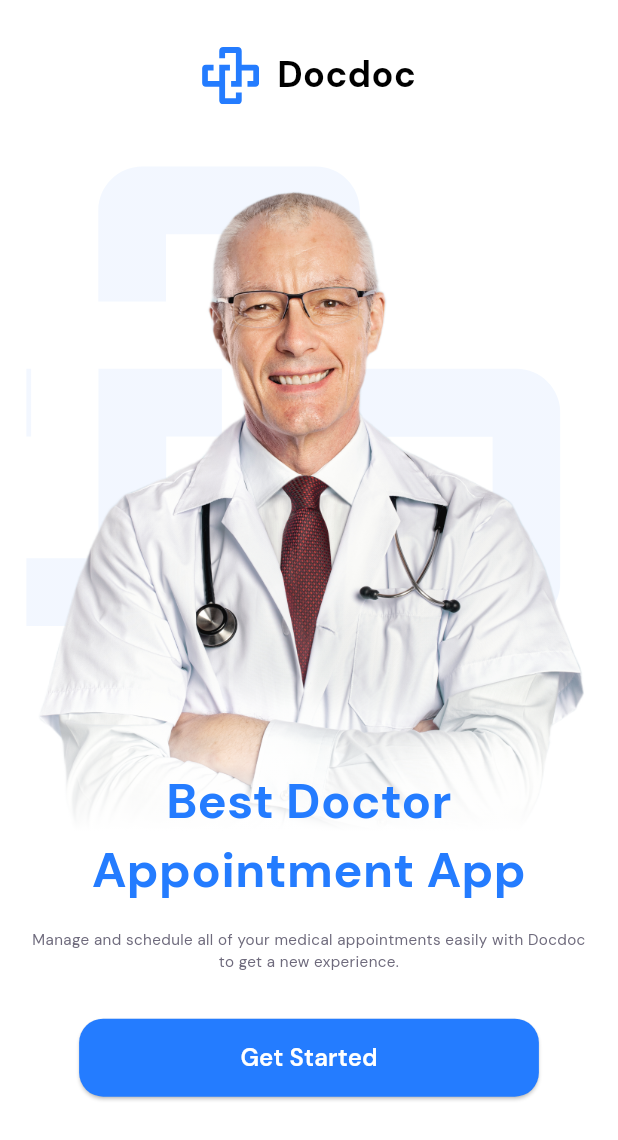
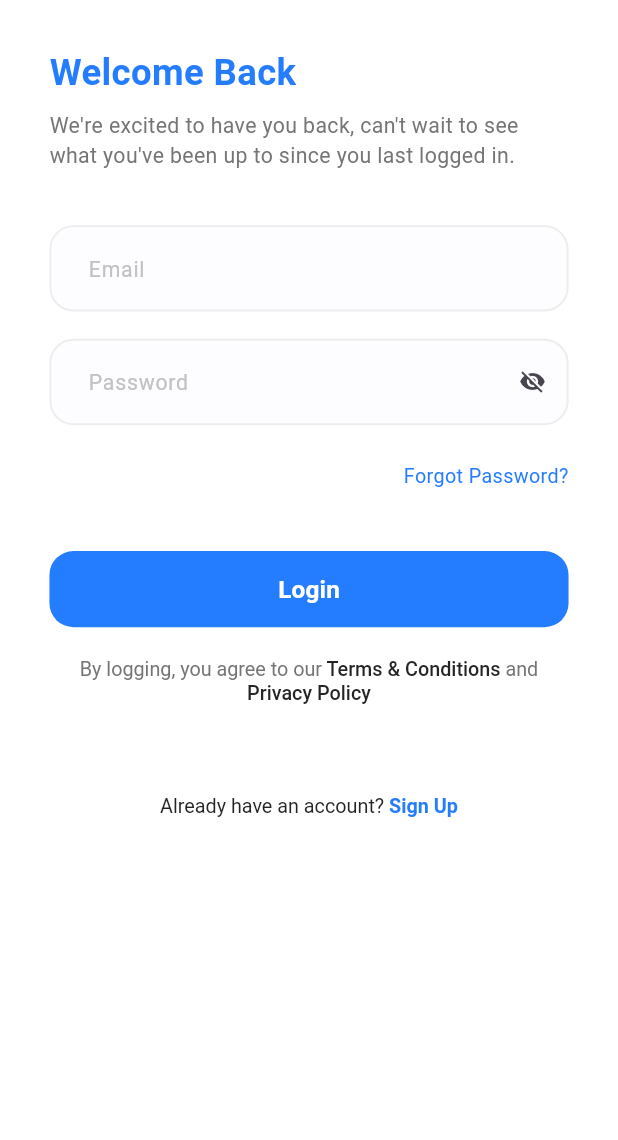
Before and after one commit to mohamedmagdi6/doctor-app, a Flutter app: the screen it shows after launch, after a tap on "Get Started", on a phone screen of 412 x 824 dp. Shown: the top 1140 px of the screen. Run offline on Flutter 3.47's test engine with Material 3 defaults, Android fonts, the phone set to English and light mode, and no system bars; our stand-ins replace dio, flutter_screenutil, flutter_svg, get_it, google_fonts.

Commit message:
feat: Add login screen and related UI components
- Implemented LoginScreen with form validation and user input fields.
- Created AppTextButton for consistent button styling.
- Added AlreadyHaveAccountText and TermsAndConditionsText widgets for user guidance.
- Introduced spacing helper functions for better layout management.
- Defined FontWeightHelper for standardized font weights across the app.
- Added necessary configuration files for C++ build in Android.

```diff
--- /dev/null
+++ b/lib/core/helpers/spacing.dart
@@ -0,0 +1,10 @@
+import 'package:flutter/material.dart';
+import 'package:flutter_screenutil/flutter_screenutil.dart';
+
+SizedBox verticalSpace(double height) => SizedBox(
+      height: height.h,
+    );
+
+SizedBox horizontalSpace(double width) => SizedBox(
+      height: width.w,
+    );
--- a/lib/core/resources/color_manager.dart
+++ b/lib/core/resources/color_manager.dart
@@ -1,6 +1,6 @@
 import 'package:flutter/material.dart';
 
-abstract class AppColors {
+abstract class ColorsManager {
   static Color primaryColor = const Color(0xFF247CFF);
   static Color orangeColor = const Color(0xFFFF7D53);
   static Color blueColor = const Color(0xFF0087FF);
@@ -9,4 +9,10 @@
   static Color transparentColor = Colors.transparent;
   static Color textGreyColor = const Color(0xFF6E6A7C);
   static Color textHintGreyColor = const Color(0xFFBABABA);
+  static const Color mainBlue = Color(0xFF247CFF);
+  static const Color darkBlue = Color(0xFF242424);
+  static const Color gray = Color(0xFF757575);
+  static const Color lightGray = Color(0xFFC2C2C2);
+  static const Color lighterGray = Color(0xFFEDEDED);
+  static const Color moreLightGray = Color(0xFFFDFDFF);
 }
--- /dev/null
+++ b/lib/core/resources/font_weight.dart
@@ -0,0 +1,12 @@
+import 'dart:ui';
+
+class FontWeightHelper {
+  static const FontWeight thin = FontWeight.w100;
+  static const FontWeight extraLight = FontWeight.w200;
+  static const FontWeight light = FontWeight.w300;
+  static const FontWeight regular = FontWeight.w400;
+  static const FontWeight medium = FontWeight.w500;
+  static const FontWeight semiBold = FontWeight.w600;
+  static const FontWeight bold = FontWeight.w700;
+  static const FontWeight extraBold = FontWeight.w800;
+}
--- a/lib/core/resources/text_style_manager.dart
+++ b/lib/core/resources/text_style_manager.dart
@@ -1,15 +1,16 @@
 import 'package:doctor_app/core/resources/color_manager.dart';
+import 'package:doctor_app/core/resources/font_weight.dart';
 import 'package:flutter/material.dart';
 import 'package:flutter_screenutil/flutter_screenutil.dart';
 import 'package:google_fonts/google_fonts.dart';
 
-class TextStyleManager {
+class TextStyles {
   //blackColor
   static textstyleS24W700Black() {
     return GoogleFonts.dmSans(
       fontSize: 24,
       fontWeight: FontWeight.w700,
-      color: AppColors.blackColor,
+      color: ColorsManager.blackColor,
     );
   }
 
@@ -17,7 +18,7 @@
     return GoogleFonts.dmSans(
       fontSize: 16,
       fontWeight: FontWeight.w700,
-      color: AppColors.blackColor,
+      color: ColorsManager.blackColor,
     );
   }
 
@@ -25,7 +26,7 @@
     return GoogleFonts.dmSans(
       fontSize: 16,
       fontWeight: FontWeight.w500,
-      color: AppColors.blackColor,
+      color: ColorsManager.blackColor,
     );
   }
 
@@ -33,7 +34,7 @@
     return GoogleFonts.dmSans(
       fontSize: 14,
       fontWeight: FontWeight.w400,
-      color: AppColors.blackColor,
+      color: ColorsManager.blackColor,
     );
   }
 
@@ -42,7 +43,7 @@
     return GoogleFonts.dmSans(
       fontSize: 18,
       fontWeight: FontWeight.w700,
-      color: AppColors.textGreyColor,
+      color: ColorsManager.textGreyColor,
     );
   }
 
@@ -50,7 +51,7 @@
     return GoogleFonts.dmSans(
       fontSize: 14,
       fontWeight: FontWeight.w400,
-      color: AppColors.textGreyColor,
+      color: ColorsManager.textGreyColor,
     );
   }
 
@@ -58,7 +59,7 @@
     return GoogleFonts.dmSans(
       fontSize: 16,
       fontWeight: FontWeight.w700,
-      color: AppColors.textGreyColor,
+      color: ColorsManager.textGreyColor,
     );
   }
 
@@ -66,7 +67,7 @@
     return GoogleFonts.dmSans(
       fontSize: 16,
       fontWeight: FontWeight.w700,
-      color: AppColors.textGreyColor,
+      color: ColorsManager.textGreyColor,
     );
   }
 
@@ -74,7 +75,7 @@
     return GoogleFonts.dmSans(
       fontSize: 10.sp,
       fontWeight: FontWeight.w400,
-      color: AppColors.textGreyColor,
+      color: ColorsManager.textGreyColor,
     );
   }
 
@@ -82,7 +83,7 @@
     return GoogleFonts.dmSans(
       fontSize: 14,
       fontWeight: FontWeight.w400,
-      color: AppColors.textHintGreyColor,
+      color: ColorsManager.textHintGreyColor,
     );
   }
 
@@ -90,7 +91,7 @@
     return GoogleFonts.dmSans(
       fontSize: 12,
       fontWeight: FontWeight.w500,
-      color: AppColors.textGreyColor,
+      color: ColorsManager.textGreyColor,
     );
   }
 
@@ -99,7 +100,7 @@
     return GoogleFonts.dmSans(
       fontSize: 19,
       fontWeight: FontWeight.w700,
-      color: AppColors.whiteColor,
+      color: ColorsManager.whiteColor,
     );
   }
 
@@ -107,7 +108,7 @@
     return GoogleFonts.dmSans(
       fontSize: 16,
       fontWeight: FontWeight.w600,
-      color: AppColors.whiteColor,
+      color: ColorsManager.whiteColor,
     );
   }
 
@@ -116,7 +117,7 @@
     return GoogleFonts.dmSans(
       fontSize: 32.sp,
       fontWeight: FontWeight.w700,
-      color: AppColors.primaryColor,
+      color: ColorsManager.primaryColor,
     );
   }
 
@@ -124,7 +125,7 @@
     return GoogleFonts.dmSans(
       fontSize: 19,
       fontWeight: FontWeight.w500,
-      color: AppColors.primaryColor,
+      color: ColorsManager.primaryColor,
     );
   }
 
@@ -132,7 +133,7 @@
     return GoogleFonts.dmSans(
       fontSize: 16,
       fontWeight: FontWeight.w700,
-      color: AppColors.primaryColor,
+      color: ColorsManager.primaryColor,
     );
   }
 
@@ -140,7 +141,7 @@
     return GoogleFonts.dmSans(
       fontSize: 14,
       fontWeight: FontWeight.w400,
-      color: AppColors.primaryColor,
+      color: ColorsManager.primaryColor,
     );
   }
 
@@ -148,7 +149,7 @@
     return GoogleFonts.dmSans(
       fontSize: 12,
       fontWeight: FontWeight.w400,
-      color: AppColors.primaryColor,
+      color: ColorsManager.primaryColor,
     );
   }
 
@@ -157,7 +158,7 @@
     return GoogleFonts.dmSans(
       fontSize: 12,
       fontWeight: FontWeight.w400,
-      color: AppColors.whiteColor,
+      color: ColorsManager.whiteColor,
     );
   }
 
@@ -166,7 +167,7 @@
     return GoogleFonts.dmSans(
       fontSize: 16,
       fontWeight: FontWeight.w500,
-      color: AppColors.orangeColor,
+      color: ColorsManager.orangeColor,
     );
   }
 
@@ -174,7 +175,85 @@
     return GoogleFonts.dmSans(
       fontSize: 12,
       fontWeight: FontWeight.w400,
-      color: AppColors.orangeColor,
+      color: ColorsManager.orangeColor,
     );
   }
+
+  // omar ahmed
+  static TextStyle font24BlackBold = TextStyle(
+    fontSize: 24.sp,
+    fontWeight: FontWeightHelper.bold,
+    color: Colors.black,
+  );
+
+  static TextStyle font32BlueBold = TextStyle(
+    fontSize: 32.sp,
+    fontWeight: FontWeightHelper.bold,
+    color: ColorsManager.mainBlue,
+  );
+
+  static TextStyle font13BlueSemiBold = TextStyle(
+    fontSize: 13.sp,
+    fontWeight: FontWeightHelper.semiBold,
+    color: ColorsManager.mainBlue,
+  );
+
+  static TextStyle font13DarkBlueMedium = TextStyle(
+    fontSize: 13.sp,
+    fontWeight: FontWeightHelper.medium,
+    color: ColorsManager.darkBlue,
+  );
+
+  static TextStyle font13DarkBlueRegular = TextStyle(
+    fontSize: 13.sp,
+    fontWeight: FontWeightHelper.regular,
+    color: ColorsManager.darkBlue,
+  );
+
+  static TextStyle font24BlueBold = TextStyle(
+    fontSize: 24.sp,
+    fontWeight: FontWeightHelper.bold,
+    color: ColorsManager.mainBlue,
+  );
+
+  static TextStyle font16WhiteSemiBold = TextStyle(
+    fontSize: 16.sp,
+    fontWeight: FontWeightHelper.semiBold,
+    color: Colors.white,
+  );
+
+  static TextStyle font13GrayRegular = TextStyle(
+    fontSize: 13.sp,
+    fontWeight: FontWeightHelper.regular,
+    color: ColorsManager.gray,
+  );
+
+  static TextStyle font13BlueRegular = TextStyle(
+    fontSize: 13.sp,
+    fontWeight: FontWeightHelper.regular,
+    color: ColorsManager.mainBlue,
+  );
+
+  static TextStyle font14GrayRegular = TextStyle(
+    fontSize: 14.sp,
+    fontWeight: FontWeightHelper.regular,
+    color: ColorsManager.gray,
+  );
+
+  static TextStyle font14LightGrayRegular = TextStyle(
+    fontSize: 14.sp,
+    fontWeight: FontWeightHelper.regular,
+    color: ColorsManager.lightGray,
+  );
+
+  static TextStyle font14DarkBlueMedium = TextStyle(
+    fontSize: 14.sp,
+    fontWeight: FontWeightHelper.medium,
+    color: ColorsManager.darkBlue,
+  );
+  static TextStyle font16WhiteMedium = TextStyle(
+    fontSize: 16.sp,
+    fontWeight: FontWeightHelper.medium,
+    color: Colors.white,
+  );
 }
--- a/lib/core/routing/route_generator.dart
+++ b/lib/core/routing/route_generator.dart
@@ -1,4 +1,5 @@
 import 'package:doctor_app/core/routing/routes.dart';
+import 'package:doctor_app/features/login/ui/login_screen.dart';
 import 'package:doctor_app/features/onboarding/onboarding_screen.dart';
 import 'package:doctor_app/features/splash/splash_screen.dart';
 import 'package:flutter/material.dart';
@@ -10,6 +11,8 @@
         return MaterialPageRoute(builder: (_) => const OnboardingScreen());
       case Routes.splashScreenRoute:
         return MaterialPageRoute(builder: (_) => const SplashScreen());
+      case Routes.logingRoute:
+        return MaterialPageRoute(builder: (_) => const LoginScreen());
 
       default:
         return unDefinedRoute();
--- a/lib/core/routing/routes.dart
+++ b/lib/core/routing/routes.dart
@@ -4,7 +4,7 @@
   static const String productsScreenRoute = "/products";
   static const String productDetails = '/productDetails';
   static const String wishRoute = '/wish';
-  static const String signInRoute = "/signIn";
+  static const String logingRoute = "/login";
   static const String signUpRoute = "/signUp";
   static const String splashScreenRoute = "/splash";
 }
--- a/lib/core/widgets/app_button.dart
+++ b/lib/core/widgets/app_button.dart
@@ -1,6 +1,7 @@
 import 'package:doctor_app/core/resources/assets_manager.dart';
 import 'package:doctor_app/core/resources/color_manager.dart';
 import 'package:doctor_app/core/resources/text_style_manager.dart';
+import 'package:doctor_app/core/routing/routes.dart';
 import 'package:flutter/material.dart';
 import 'package:flutter_screenutil/flutter_screenutil.dart';
 
@@ -16,15 +17,17 @@
       height: 52,
       width: double.infinity,
       child: ElevatedButton.icon(
-        onPressed: () {},
+        onPressed: () {
+          Navigator.pushNamed(context, Routes.logingRoute);
+        },
         iconAlignment: IconAlignment.end,
         icon: withIcon ? Image.asset(IconsAssets.arrowforward) : null,
-        label: Text(text, style: TextStyleManager.textstyleS16W600White()),
+        label: Text(text, style: TextStyles.textstyleS16W600White()),
         style: ElevatedButton.styleFrom(
           shape: RoundedRectangleBorder(
             borderRadius: BorderRadius.circular(16),
           ),
-          backgroundColor: AppColors.primaryColor,
+          backgroundColor: ColorsManager.primaryColor,
         ),
       ),
     );
--- /dev/null
+++ b/lib/core/widgets/app_text_button.dart
@@ -0,0 +1,57 @@
+import 'package:doctor_app/core/resources/color_manager.dart';
+import 'package:flutter/material.dart';
+import 'package:flutter_screenutil/flutter_screenutil.dart';
+
+class AppTextButton extends StatelessWidget {
+  final double? borderRadius;
+  final Color? backgroundColor;
+  final double? horizontalPadding;
+  final double? verticalPadding;
+  final double? buttonWidth;
+  final double? buttonHeight;
+  final String buttonText;
+  final TextStyle textStyle;
+  final VoidCallback onPressed;
+  const AppTextButton({
+    super.key,
+    this.borderRadius,
+    this.backgroundColor,
+    this.horizontalPadding,
+    this.verticalPadding,
+    this.buttonHeight,
+    this.buttonWidth,
+    required this.buttonText,
+    required this.textStyle,
+    required this.onPressed,
+  });
+
+  @override
+  Widget build(BuildContext context) {
+    return TextButton(
+      style: ButtonStyle(
+        shape: WidgetStateProperty.all<RoundedRectangleBorder>(
+          RoundedRectangleBorder(
+            borderRadius: BorderRadius.circular(borderRadius ?? 16.0),
+          ),
+        ),
+        backgroundColor: WidgetStatePropertyAll(
+          backgroundColor ?? ColorsManager.mainBlue,
+        ),
+        padding: WidgetStateProperty.all<EdgeInsets>(
+          EdgeInsets.symmetric(
+            horizontal: horizontalPadding?.w ?? 12.w,
+            vertical: verticalPadding?.h ?? 14.h,
+          ),
+        ),
+        fixedSize: WidgetStateProperty.all(
+          Size(buttonWidth?.w ?? double.maxFinite, buttonHeight ?? 50.h),
+        ),
+      ),
+      onPressed: onPressed,
+      child: Text(
+        buttonText,
+        style: textStyle,
+      ),
+    );
+  }
+}
--- a/lib/core/widgets/app_text_form_field.dart
+++ b/lib/core/widgets/app_text_form_field.dart
@@ -1,33 +1,64 @@
 import 'package:doctor_app/core/resources/color_manager.dart';
 import 'package:doctor_app/core/resources/text_style_manager.dart';
 import 'package:flutter/material.dart';
+import 'package:flutter_screenutil/flutter_screenutil.dart';
 
 class AppTextFormField extends StatelessWidget {
-  const AppTextFormField({super.key, this.isPassword, required this.hintText});
-  final bool? isPassword;
+  final EdgeInsetsGeometry? contentPadding;
+  final InputBorder? focusedBorder;
+  final InputBorder? enabledBorder;
+  final TextStyle? inputTextStyle;
+  final TextStyle? hintStyle;
   final String hintText;
+  final bool? isObscureText;
+  final Widget? suffixIcon;
+  final Color? backgroundColor;
+  const AppTextFormField({
+    super.key,
+    this.contentPadding,
+    this.focusedBorder,
+    this.enabledBorder,
+    this.inputTextStyle,
+    this.hintStyle,
+    required this.hintText,
+    this.isObscureText,
+    this.suffixIcon,
+    this.backgroundColor,
+  });
 
   @override
   Widget build(BuildContext context) {
     return TextFormField(
-      obscureText: isPassword ?? false, // Hides the text for password input
       decoration: InputDecoration(
-        enabledBorder: OutlineInputBorder(
-          borderRadius: BorderRadius.circular(10), // Sets border radius
-          borderSide: BorderSide(
-            color: AppColors.primaryColor,
-          ), // Sets border color
-        ),
+        isDense: true,
+        contentPadding: contentPadding ??
+            EdgeInsets.symmetric(horizontal: 20.w, vertical: 18.h),
+        focusedBorder: focusedBorder ??
+            OutlineInputBorder(
+              borderSide: const BorderSide(
+                color: ColorsManager.mainBlue,
+                width: 1.3,
+              ),
+              borderRadius: BorderRadius.circular(16.0),
+            ),
+        enabledBorder: enabledBorder ??
+            OutlineInputBorder(
+              borderSide: const BorderSide(
+                color: ColorsManager.lighterGray,
+                width: 1.3,
+              ),
+              borderRadius: BorderRadius.circular(16.0),
+            ),
+        hintStyle: hintStyle ?? TextStyles.font14LightGrayRegular,
         hintText: hintText,
-        hintStyle: TextStyleManager.textstyleS14W400Grey(),
-        border: OutlineInputBorder(
-          borderRadius: BorderRadius.circular(10), // Sets border radius
-        ),
-        suffixIcon:
-            isPassword == true
-                ? Icon(Icons.remove_red_eye, color: AppColors.textGreyColor)
-                : SizedBox(), // Eye icon as leading icon
+        suffixIcon: suffixIcon,
+        fillColor: backgroundColor ?? ColorsManager.moreLightGray,
+        filled: true,
       ),
+      obscureText: isObscureText ?? false,
+      style: TextStyles.font14DarkBlueMedium,
     );
   }
 }
+
+// omar ahmed
--- a/lib/core/widgets/custom_drop_down.dart
+++ b/lib/core/widgets/custom_drop_down.dart
@@ -39,7 +39,7 @@
         width: widget.width ?? MediaQuery.of(context).size.width * 0.9,
         padding: EdgeInsets.symmetric(horizontal: 16.w),
         decoration: BoxDecoration(
-          color: AppColors.primaryColor.withAlpha(30),
+          color: ColorsManager.primaryColor.withAlpha(30),
           borderRadius: BorderRadius.circular(10.r),
           border: Border.all(color: Colors.transparent),
         ),
@@ -48,9 +48,10 @@
             value: _selectedItem,
             icon: Image.asset(
               IconsAssets.arrowDown,
-              color: AppColors.primaryColor,
+              color: ColorsManager.primaryColor,
             ),
-            style: TextStyle(color: AppColors.primaryColor, fontSize: 16.sp),
+            style:
+                TextStyle(color: ColorsManager.primaryColor, fontSize: 16.sp),
             onChanged: (String? newValue) {
               setState(() {
                 _selectedItem = newValue;
@@ -59,13 +60,12 @@
                 widget.onChanged!(newValue);
               }
             },
-            items:
-                widget.items.map<DropdownMenuItem<String>>((String value) {
-                  return DropdownMenuItem<String>(
-                    value: value,
-                    child: Text(value),
-                  );
-                }).toList(),
+            items: widget.items.map<DropdownMenuItem<String>>((String value) {
+              return DropdownMenuItem<String>(
+                value: value,
+                child: Text(value),
+              );
+            }).toList(),
           ),
         ),
       ),
--- a/lib/doc_app.dart
+++ b/lib/doc_app.dart
@@ -17,8 +17,8 @@
         debugShowCheckedModeBanner: false,
         initialRoute: Routes.onboarding,
         theme: ThemeData(
-          scaffoldBackgroundColor: AppColors.whiteColor,
-          primaryColor: AppColors.primaryColor,
+          scaffoldBackgroundColor: ColorsManager.whiteColor,
+          primaryColor: ColorsManager.primaryColor,
         ),
         title: 'Doctor App',
         onGenerateRoute: appRouter.getRoute,
--- /dev/null
+++ b/lib/features/login/ui/login_screen.dart
@@ -0,0 +1,91 @@
+import 'package:doctor_app/core/helpers/spacing.dart';
+import 'package:doctor_app/core/resources/text_style_manager.dart';
+import 'package:doctor_app/core/widgets/app_text_button.dart';
+import 'package:doctor_app/core/widgets/app_text_form_field.dart';
+import 'package:doctor_app/features/login/ui/widgets/already_have_account_text.dart';
+import 'package:doctor_app/features/login/ui/widgets/terms_and_conditions_text.dart';
+import 'package:flutter/material.dart';
+import 'package:flutter_screenutil/flutter_screenutil.dart';
+
+class LoginScreen extends StatefulWidget {
+  const LoginScreen({super.key});
+
+  @override
+  State<LoginScreen> createState() => _LoginScreenState();
+}
+
+class _LoginScreenState extends State<LoginScreen> {
+  final formKey = GlobalKey<FormState>();
+  bool isObscureText = true;
+
+  @override
+  Widget build(BuildContext context) {
+    return Scaffold(
+      body: SafeArea(
+        child: Padding(
+          padding: EdgeInsets.symmetric(horizontal: 30.w, vertical: 30.h),
+          child: SingleChildScrollView(
+            child: Column(
+              crossAxisAlignment: CrossAxisAlignment.start,
+              children: [
+                Text(
+                  'Welcome Back',
+                  style: TextStyles.font24BlueBold,
+                ),
+                verticalSpace(8),
+                Text(
+                  'We\'re excited to have you back, can\'t wait to see what you\'ve been up to since you last logged in.',
+                  style: TextStyles.font14GrayRegular,
+                ),
+                verticalSpace(36),
+                Form(
+                  key: formKey,
+                  child: Column(
+                    children: [
+                      const AppTextFormField(hintText: 'Email'),
+                      verticalSpace(18),
+                      AppTextFormField(
+                        hintText: 'Password',
+                        isObscureText: isObscureText,
+                        suffixIcon: GestureDetector(
+                          onTap: () {
+                            setState(() {
+                              isObscureText = !isObscureText;
+                            });
+                          },
+                          child: Icon(
+                            isObscureText
+                                ? Icons.visibility_off
+                                : Icons.visibility,
+                          ),
+                        ),
+                      ),
+                      verticalSpace(24),
+                      Align(
+                        alignment: AlignmentDirectional.centerEnd,
+                        child: Text(
+                          'Forgot Password?',
+                          style: TextStyles.font13BlueRegular,
+                        ),
+                      ),
+                      verticalSpace(40),
+                      AppTextButton(
+                        buttonText: "Login",
+                        textStyle: TextStyles.font16WhiteSemiBold,
+                        onPressed: () {},
+                      ),
+                      verticalSpace(16),
+                      const TermsAndConditionsText(),
+                      verticalSpace(60),
+                      const AlreadyHaveAccountText(),
+                    ],
+                  ),
+                ),
+              ],
+            ),
+          ),
+        ),
+      ),
+    );
+  }
+}
--- /dev/null
+++ b/lib/features/login/ui/widgets/already_have_account_text.dart
@@ -0,0 +1,25 @@
+import 'package:doctor_app/core/resources/text_style_manager.dart';
+import 'package:flutter/material.dart';
+
+class AlreadyHaveAccountText extends StatelessWidget {
+  const AlreadyHaveAccountText({super.key});
+
+  @override
+  Widget build(BuildContext context) {
+    return RichText(
+      textAlign: TextAlign.center,
+      text: TextSpan(
+        children: [
+          TextSpan(
+            text: 'Already have an account?',
+            style: TextStyles.font13DarkBlueRegular,
+          ),
+          TextSpan(
+            text: ' Sign Up',
+            style: TextStyles.font13BlueSemiBold,
+          ),
+        ],
+      ),
+    );
+  }
+}
--- /dev/null
+++ b/lib/features/login/ui/widgets/terms_and_conditions_text.dart
@@ -0,0 +1,33 @@
+import 'package:doctor_app/core/resources/text_style_manager.dart';
+import 'package:flutter/material.dart';
+
+class TermsAndConditionsText extends StatelessWidget {
+  const TermsAndConditionsText({super.key});
+
+  @override
+  Widget build(BuildContext context) {
+    return RichText(
+      textAlign: TextAlign.center,
+      text: TextSpan(
+        children: [
+          TextSpan(
+            text: 'By logging, you agree to our',
+            style: TextStyles.font13GrayRegular,
+          ),
+          TextSpan(
+            text: ' Terms & Conditions',
+            style: TextStyles.font13DarkBlueMedium,
+          ),
+          TextSpan(
+            text: ' and',
+            style: TextStyles.font13GrayRegular.copyWith(height: 1.5),
+          ),
+          TextSpan(
+            text: ' Privacy Policy',
+            style: TextStyles.font13DarkBlueMedium,
+          ),
+        ],
+      ),
+    );
+  }
+}
--- a/lib/features/onboarding/onboarding_screen.dart
+++ b/lib/features/onboarding/onboarding_screen.dart
@@ -22,7 +22,7 @@
               SizedBox(height: 15.h),
               Text(
                 'Manage and schedule all of your medical appointments easily with Docdoc to get a new experience.',
-                style: TextStyleManager.textstyleS10W400Grey(),
+                style: TextStyles.textstyleS10W400Grey(),
                 textAlign: TextAlign.center,
               ),
               SizedBox(height: 30.h),
--- a/lib/features/onboarding/widgets/logo_and_app_title.dart
+++ b/lib/features/onboarding/widgets/logo_and_app_title.dart
@@ -13,7 +13,7 @@
       children: [
         SvgPicture.asset('assets/svgs/logo.svg'),
         SizedBox(width: 10.w),
-        Text('Docdoc', style: TextStyleManager.textstyleS24W700Black()),
+        Text('Docdoc', style: TextStyles.textstyleS24W700Black()),
       ],
     );
   }
--- a/lib/features/onboarding/widgets/stack_of_onboarding_screen.dart
+++ b/lib/features/onboarding/widgets/stack_of_onboarding_screen.dart
@@ -16,13 +16,12 @@
             gradient: LinearGradient(
               begin: Alignment.bottomCenter,
               end: Alignment.topCenter,
-              stops:
-                  List.empty(growable: true)
-                    ..add(0.1)
-                    ..add(0.3),
+              stops: List.empty(growable: true)
+                ..add(0.1)
+                ..add(0.3),
               colors: [
-                AppColors.whiteColor,
-                AppColors.whiteColor.withAlpha(10),
+                ColorsManager.whiteColor,
+                ColorsManager.whiteColor.withAlpha(10),
               ],
             ),
           ),
@@ -35,7 +34,7 @@
           child: Text(
             'Best Doctor \nAppointment App',
             textAlign: TextAlign.center,
-            style: TextStyleManager.textstyleS32W700Primary(),
+            style: TextStyles.textstyleS32W700Primary(),
           ),
         ),
       ],
```
Also changed, not shown: pubspec.lock, 125 other files.
